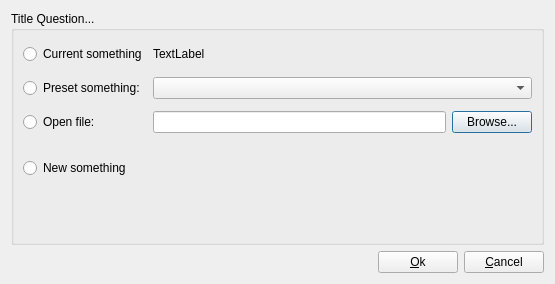
First picture: the form in src/ui/ktouchopenrequestdialog.ui, repository KDE/ktouch, before the edit.
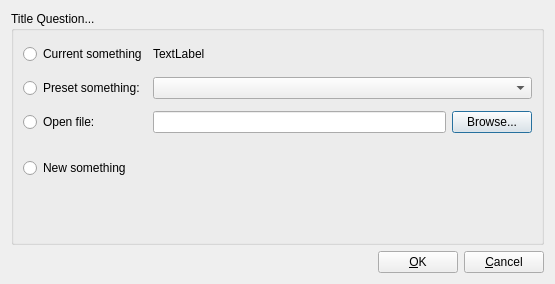
Second picture: the form after the edit. Custom widgets are drawn as their Qt base class.

Commit message: i18n: "Ok" -> "OK" (cherry picked from commit f0bac576e80da0c3e2dd9be786cf3027736d640c)

The edit to the form file:
```diff
--- a/src/ui/ktouchopenrequestdialog.ui
+++ b/src/ui/ktouchopenrequestdialog.ui
@@ -147,7 +147,7 @@
         </sizepolicy>
        </property>
        <property name="text" >
-        <string>&amp;Ok</string>
+        <string>&amp;OK</string>
        </property>
       </widget>
      </item>
```
